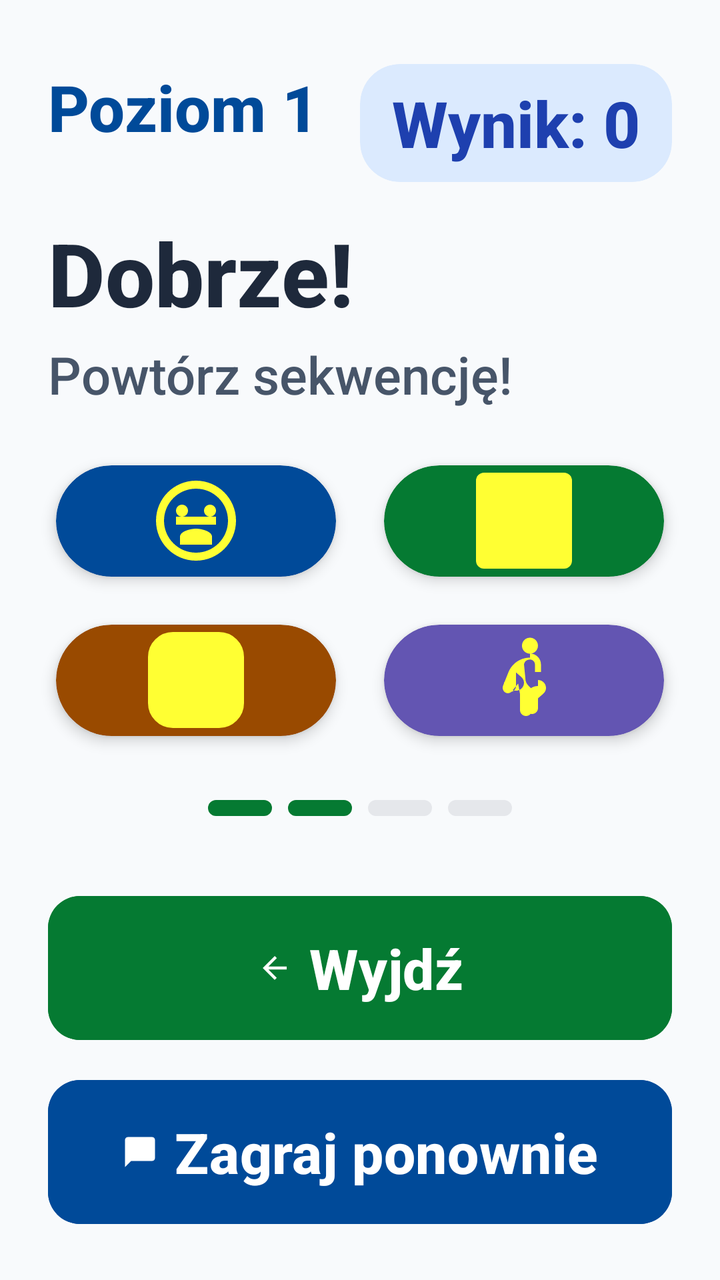
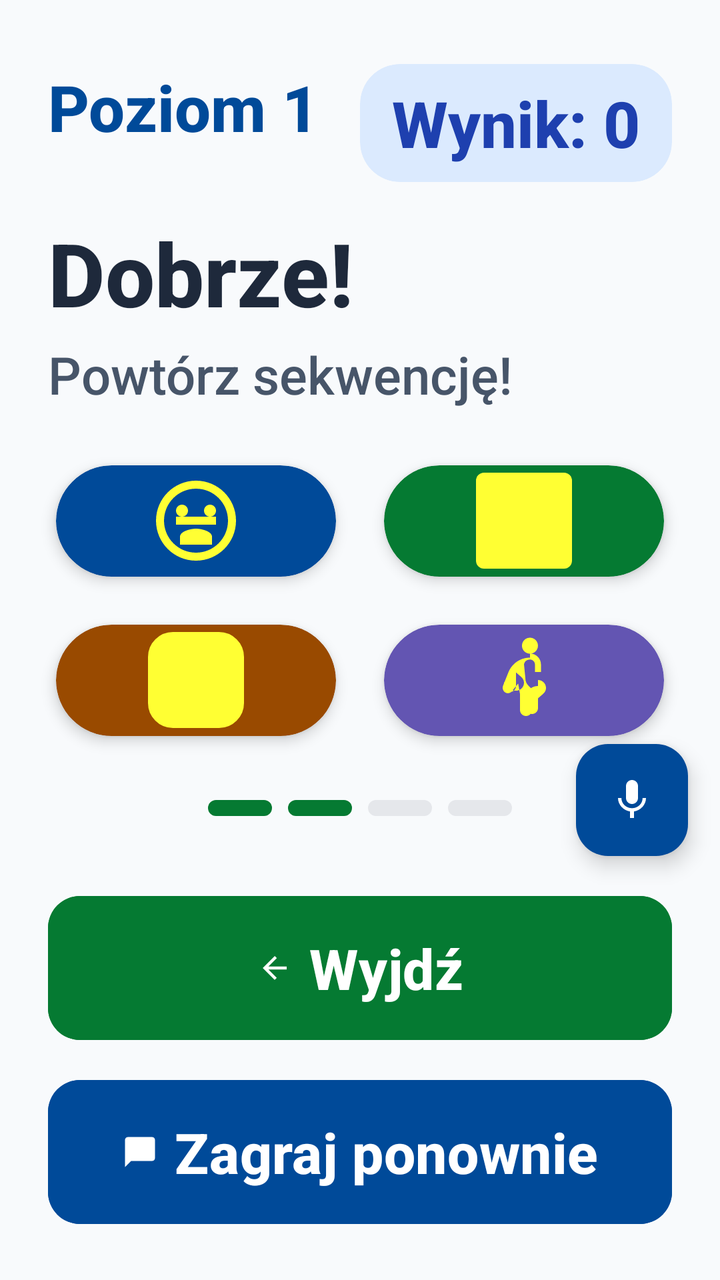

Two renders of the same Android screen: before a commit and after it. Below are the layout's source before the change and the commit's diff.
<!-- AndroidManifest.xml: application theme Theme.Fitnessapp -->
<!-- res/layout/activity_color_tap.xml -->
<?xml version="1.0" encoding="utf-8"?>
<androidx.constraintlayout.widget.ConstraintLayout xmlns:android="http://schemas.android.com/apk/res/android"
 xmlns:app="http://schemas.android.com/apk/res-auto"
 android:layout_width="match_parent"
 android:layout_height="match_parent"
 android:background="#F8FAFC">

 
 <LinearLayout
 android:id="@+id/header_stats"
 android:layout_width="match_parent"
 android:layout_height="wrap_content"
 android:paddingHorizontal="24dp"
 android:paddingTop="32dp"
 android:orientation="horizontal"
 app:layout_constraintTop_toTopOf="parent">

 <TextView
 android:id="@+id/tv_level"
 android:layout_width="0dp"
 android:layout_height="wrap_content"
 android:layout_weight="1"
 android:text="Poziom 1"
 android:textColor="#004A99"
 android:textSize="32sp"
 android:textStyle="bold" />

 <androidx.cardview.widget.CardView
 android:layout_width="wrap_content"
 android:layout_height="wrap_content"
 app:cardCornerRadius="20dp"
 app:cardElevation="0dp"
 app:cardBackgroundColor="#DBEAFE">
 <TextView
 android:id="@+id/tv_score"
 android:layout_width="wrap_content"
 android:layout_height="wrap_content"
 android:paddingHorizontal="16dp"
 android:paddingVertical="8dp"
 android:text="Wynik: 0"
 android:textColor="#1E40AF"
 android:textSize="32sp"
 android:textStyle="bold" />
 </androidx.cardview.widget.CardView>
 </LinearLayout>

 <TextView
 android:id="@+id/tv_title"
 android:layout_width="0dp"
 android:layout_height="wrap_content"
 android:layout_marginStart="24dp"
 android:layout_marginEnd="24dp"
 android:layout_marginTop="16dp"
 android:text="Dobrze!"
 android:textColor="#1E293B"
 android:textSize="44sp"
 android:textStyle="bold"
 app:layout_constraintStart_toStartOf="parent"
 app:layout_constraintEnd_toEndOf="parent"
 app:layout_constraintTop_toBottomOf="@id/header_stats" />

 <TextView
 android:id="@+id/tv_instruction"
 android:layout_width="0dp"
 android:layout_height="wrap_content"
 android:layout_marginStart="24dp"
 android:layout_marginEnd="24dp"
 android:layout_marginTop="4dp"
 android:text="Powtórz sekwencję!"
 android:textColor="#475569"
 android:textSize="26sp"
 android:fontFamily="sans-serif-medium"
 app:layout_constraintStart_toStartOf="parent"
 app:layout_constraintEnd_toEndOf="parent"
 app:layout_constraintTop_toBottomOf="@id/tv_title" />

 
 <LinearLayout
 android:id="@+id/container_grid"
 android:layout_width="match_parent"
 android:layout_height="0dp"
 android:layout_margin="16dp"
 android:orientation="vertical"
 app:layout_constraintTop_toBottomOf="@id/tv_instruction"
 app:layout_constraintBottom_toTopOf="@id/indicator_container">

 <LinearLayout
 android:layout_width="match_parent"
 android:layout_height="0dp"
 android:layout_weight="1"
 android:orientation="horizontal">

 <androidx.cardview.widget.CardView
 android:id="@+id/tile_1"
 android:layout_width="0dp"
 android:layout_height="match_parent"
 android:layout_weight="1"
 android:layout_margin="12dp"
 app:cardCornerRadius="32dp"
 app:cardElevation="4dp"
 app:cardBackgroundColor="#004A99">
 <ImageView
 android:layout_width="48dp"
 android:layout_height="48dp"
 android:layout_gravity="center"
 android:src="@drawable/ic_onboarding_2"
 app:tint="#FFFFFF33" />
 </androidx.cardview.widget.CardView>

 <androidx.cardview.widget.CardView
 android:id="@+id/tile_2"
 android:layout_width="0dp"
 android:layout_height="match_parent"
 android:layout_weight="1"
 android:layout_margin="12dp"
 app:cardCornerRadius="32dp"
 app:cardElevation="4dp"
 app:cardBackgroundColor="#057A32">
 <View
 android:layout_width="48dp"
 android:layout_height="48dp"
 android:layout_gravity="center"
 android:background="@drawable/bg_indicator_active"
 android:backgroundTint="#FFFFFF33" />
 </androidx.cardview.widget.CardView>
 </LinearLayout>

 <LinearLayout
 android:layout_width="match_parent"
 android:layout_height="0dp"
 android:layout_weight="1"
 android:orientation="horizontal">

 <androidx.cardview.widget.CardView
 android:id="@+id/tile_3"
 android:layout_width="0dp"
 android:layout_height="match_parent"
 android:layout_weight="1"
 android:layout_margin="12dp"
 app:cardCornerRadius="32dp"
 app:cardElevation="4dp"
 app:cardBackgroundColor="#994A00">
 <View
 android:layout_width="48dp"
 android:layout_height="48dp"
 android:layout_gravity="center"
 android:background="@drawable/bg_checkbox_onboarding"
 android:backgroundTint="#FFFFFF33" />
 </androidx.cardview.widget.CardView>

 <androidx.cardview.widget.CardView
 android:id="@+id/tile_4"
 android:layout_width="0dp"
 android:layout_height="match_parent"
 android:layout_weight="1"
 android:layout_margin="12dp"
 app:cardCornerRadius="32dp"
 app:cardElevation="4dp"
 app:cardBackgroundColor="#6355B2">
 <ImageView
 android:layout_width="48dp"
 android:layout_height="48dp"
 android:layout_gravity="center"
 android:src="@drawable/ic_onboarding_1"
 app:tint="#FFFFFF33" />
 </androidx.cardview.widget.CardView>
 </LinearLayout>
 </LinearLayout>

 
 <LinearLayout
 android:id="@+id/indicator_container"
 android:layout_width="match_parent"
 android:layout_height="wrap_content"
 android:gravity="center"
 android:orientation="horizontal"
 android:layout_marginBottom="32dp"
 app:layout_constraintBottom_toTopOf="@id/btn_back_game">

 <View android:layout_width="32dp" android:layout_height="8dp" android:layout_margin="4dp" android:background="@drawable/bg_indicator_active" android:backgroundTint="#057A32" />
 <View android:layout_width="32dp" android:layout_height="8dp" android:layout_margin="4dp" android:background="@drawable/bg_indicator_active" android:backgroundTint="#057A32" />
 <View android:layout_width="32dp" android:layout_height="8dp" android:layout_margin="4dp" android:background="@drawable/bg_indicator_inactive" />
 <View android:layout_width="32dp" android:layout_height="8dp" android:layout_margin="4dp" android:background="@drawable/bg_indicator_inactive" />
 </LinearLayout>

 
 <Button
 android:id="@+id/btn_back_game"
 android:layout_width="match_parent"
 android:layout_height="80dp"
 android:layout_marginHorizontal="24dp"
 android:layout_marginBottom="12dp"
 android:backgroundTint="#057A32"
 android:text="Wyjdź"
 android:textAllCaps="false"
 android:textColor="@color/white"
 android:textSize="28sp"
 android:fontFamily="sans-serif-medium"
 android:textStyle="bold"
 app:icon="@drawable/ic_back"
 app:iconGravity="textStart"
 app:iconTint="@color/white"
 app:cornerRadius="16dp"
 app:layout_constraintBottom_toTopOf="@id/btn_restart" />

 <Button
 android:id="@+id/btn_restart"
 android:layout_width="match_parent"
 android:layout_height="80dp"
 android:layout_marginHorizontal="24dp"
 android:layout_marginBottom="24dp"
 android:backgroundTint="#004A99"
 android:text="Zagraj ponownie"
 android:textAllCaps="false"
 android:textColor="@color/white"
 android:textSize="28sp"
 android:fontFamily="sans-serif-medium"
 android:textStyle="bold"
 app:icon="@drawable/ic_chat"
 app:iconGravity="textStart"
 app:iconTint="@color/white"
 app:cornerRadius="16dp"
 app:layout_constraintBottom_toBottomOf="parent" />

</androidx.constraintlayout.widget.ConstraintLayout>
<!-- resources referenced by this layout -->
<resources>
  <color name="white">#FFFFFFFF</color>
  <!-- drawable bg_checkbox_onboarding (drawable) -->
  <?xml version="1.0" encoding="utf-8"?>
  <selector xmlns:android="http://schemas.android.com/apk/res/android">
      <item android:state_checked="true">
          <shape>
              <solid android:color="#EBF2FF" />
              <stroke android:width="2dp" android:color="@color/blue_primary" />
              <corners android:radius="12dp" />
          </shape>
      </item>
      <item>
          <shape>
              <solid android:color="@color/white" />
              <stroke android:width="1dp" android:color="#E5E7EB" />
              <corners android:radius="12dp" />
          </shape>
      </item>
  </selector>
  <!-- drawable bg_indicator_active (drawable) -->
  <?xml version="1.0" encoding="utf-8"?>
  <shape xmlns:android="http://schemas.android.com/apk/res/android"
      android:shape="rectangle">
      <solid android:color="@color/blue_primary" />
      <corners android:radius="4dp" />
  </shape>
  <!-- drawable bg_indicator_inactive (drawable) -->
  <?xml version="1.0" encoding="utf-8"?>
  <shape xmlns:android="http://schemas.android.com/apk/res/android"
      android:shape="rectangle">
      <solid android:color="#E5E7EB" />
      <corners android:radius="4dp" />
  </shape>
  <!-- drawable ic_back (drawable) -->
  <vector xmlns:android="http://schemas.android.com/apk/res/android"
      android:width="24dp"
      android:height="24dp"
      android:viewportWidth="24"
      android:viewportHeight="24">
      <path
          android:fillColor="#000000"
          android:pathData="M20,11H7.83l5.59,-5.59L12,4l-8,8 8,8 1.41,-1.41L7.83,13H20v-2z"/>
  </vector>
  <!-- drawable ic_chat (drawable) -->
  <vector xmlns:android="http://schemas.android.com/apk/res/android"
      android:width="24dp"
      android:height="24dp"
      android:viewportWidth="24"
      android:viewportHeight="24">
      <path
          android:fillColor="#FF000000"
          android:pathData="M20,2H4C2.9,2 2,2.9 2,4V22L6,18H20C21.1,18 22,17.1 22,16V4C22,2.9 21.1,2 20,2Z" />
  </vector>
  <!-- drawable ic_onboarding_2 (drawable) -->
  <vector xmlns:android="http://schemas.android.com/apk/res/android"
      android:width="120dp"
      android:height="120dp"
      android:viewportWidth="24"
      android:viewportHeight="24">
      <path
          android:fillColor="@color/purple_icon"
          android:pathData="M12,2C6.48,2 2,6.48 2,12s4.48,10 10,10 10,-4.48 10,-10S17.52,2 12,2zm0,18c-4.41,0 -8,-3.59 -8,-8s3.59,-8 8,-8 8,3.59 8,8 -3.59,8 -8,8zm-5,-9h10v2H7zM12,14c-1.33,0 -4,0.67 -4,2v2h8v-2c0,-1.33 -2.67,-2 -4,-2zM8.5,8c0.83,0 1.5,0.67 1.5,1.5S9.33,11 8.5,11 7,10.33 7,9.5 7.67,8 8.5,8zm7,0c0.83,0 1.5,0.67 1.5,1.5s-0.67,1.5 -1.5,1.5 -1.5,-0.67 -1.5,-1.5 0.67,-1.5 1.5,-1.5z" />
  </vector>
  <style name="Theme.Fitnessapp" parent="Base.Theme.Fitnessapp" />
  <color name="blue_primary">#2563EB</color>
  <color name="green_icon">#059669</color>
  <color name="purple_icon">#7C3AED</color>
  <style name="Base.Theme.Fitnessapp" parent="Theme.Material3.Light.NoActionBar">
          
          <item name="android:fontFamily">sans-serif-medium</item>
          <item name="android:textAllCaps">false</item>
          <item name="android:textColor">#0F172A</item>
          <item name="android:windowBackground">#F8FAFC</item>
      </style>
  <!-- unchanged entries left out for length: 1 -->
</resources>

<!-- the commit's change to res/layout/activity_color_tap.xml (unified diff, before → after) -->
@@ -222,4 +222,16 @@
  app:cornerRadius="16dp"
  app:layout_constraintBottom_toBottomOf="parent" />
 
+ <com.google.android.material.floatingactionbutton.FloatingActionButton
+ android:id="@+id/fab_mic"
+ android:layout_width="wrap_content"
+ android:layout_height="wrap_content"
+ android:layout_margin="16dp"
+ android:src="@drawable/ic_mic"
+ app:tint="@color/white"
+ app:backgroundTint="#004A99"
+ app:layout_constraintBottom_toTopOf="@id/btn_back_game"
+ app:layout_constraintEnd_toEndOf="parent"
+ app:fabSize="normal" />
+
 </androidx.constraintlayout.widget.ConstraintLayout>
<!-- resource entries referenced after the edit -->
@@ -53,6 +53,16 @@
           android:fillColor="#FF000000"
           android:pathData="M20,2H4C2.9,2 2,2.9 2,4V22L6,18H20C21.1,18 22,17.1 22,16V4C22,2.9 21.1,2 20,2Z" />
   </vector>
+  <!-- drawable ic_mic (drawable) -->
+  <vector xmlns:android="http://schemas.android.com/apk/res/android"
+      android:width="24dp"
+      android:height="24dp"
+      android:viewportWidth="24"
+      android:viewportHeight="24">
+      <path
+          android:fillColor="#1A5DFF"
+          android:pathData="M12,14c1.66,0 3,-1.34 3,-3V5c0,-1.66 -1.34,-3 -3,-3S9,3.34 9,5v6C9,12.66 10.34,14 12,14zM17.3,11c0,3 -2.54,5.1 -5.3,5.1S6.7,14 6.7,11H5c0,3.41 2.72,6.23 6,6.72V21h2v-3.28c3.28,-0.49 6,-3.31 6,-6.72H17.3z"/>
+  </vector>
   <!-- drawable ic_onboarding_2 (drawable) -->
   <vector xmlns:android="http://schemas.android.com/apk/res/android"
       android:width="120dp"
